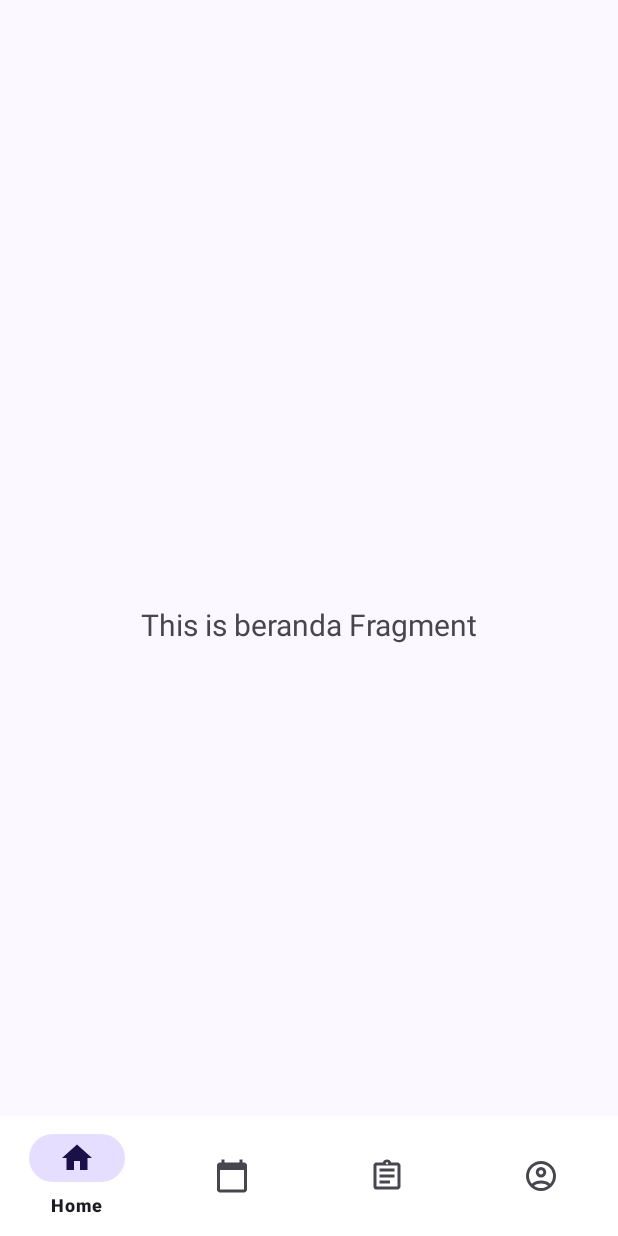
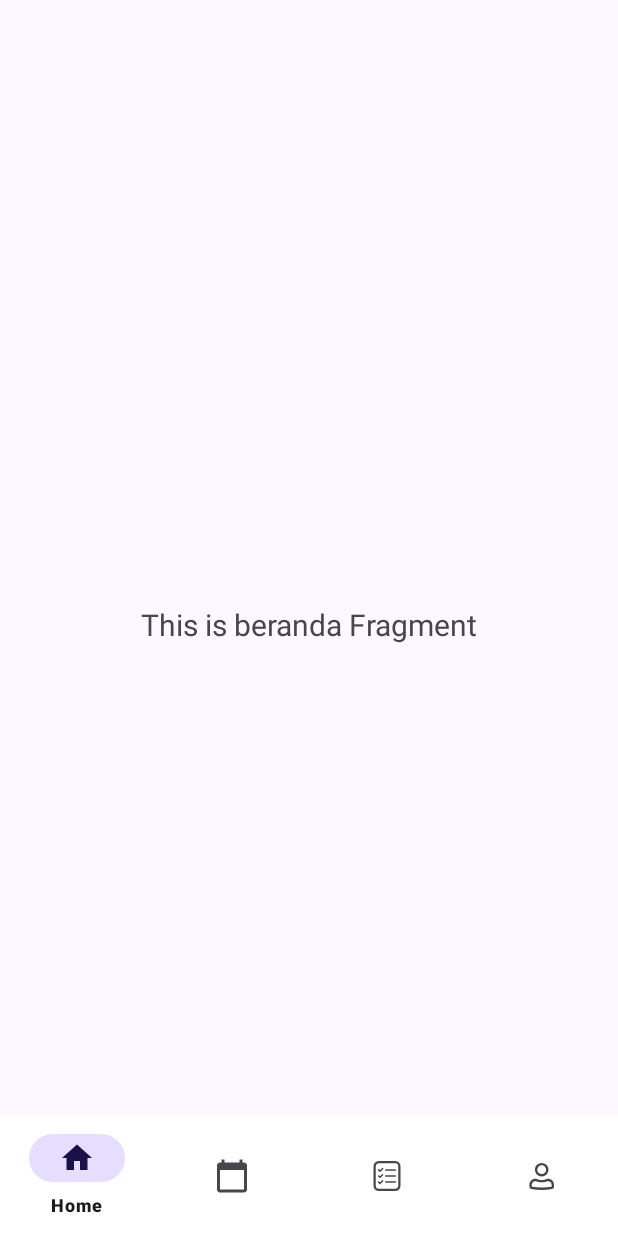
Before and after one commit to fasihll/task-app, an Android app: the screen it shows after launch (MainActivity), on a phone screen of 412 x 824 dp. Run offline under Robolectric (Android 15) with nearby library versions, the phone set to English and light mode, and no system bars; our stand-ins replace navigation-ui.

Commit message:
update icon

```diff
--- a/app/src/main/res/drawable/outline_account_circle_24.xml
+++ b/app/src/main/res/drawable/outline_account_circle_24.xml
@@ -1,5 +1,10 @@
-<vector xmlns:android="http://schemas.android.com/apk/res/android" android:height="24dp" android:tint="#000000" android:viewportHeight="960" android:viewportWidth="960" android:width="24dp">
-
-    <path android:fillColor="@android:color/white" android:pathData="M234,684Q285,645 348,622.5Q411,600 480,600Q549,600 612,622.5Q675,645 726,684Q761,643 780.5,591Q800,539 800,480Q800,347 706.5,253.5Q613,160 480,160Q347,160 253.5,253.5Q160,347 160,480Q160,539 179.5,591Q199,643 234,684ZM480,520Q421,520 380.5,479.5Q340,439 340,380Q340,321 380.5,280.5Q421,240 480,240Q539,240 579.5,280.5Q620,321 620,380Q620,439 579.5,479.5Q539,520 480,520ZM480,880Q397,880 324,848.5Q251,817 197,763Q143,709 111.5,636Q80,563 80,480Q80,397 111.5,324Q143,251 197,197Q251,143 324,111.5Q397,80 480,80Q563,80 636,111.5Q709,143 763,197Q817,251 848.5,324Q880,397 880,480Q880,563 848.5,636Q817,709 763,763Q709,817 636,848.5Q563,880 480,880ZM480,800Q533,800 580,784.5Q627,769 666,740Q627,711 580,695.5Q533,680 480,680Q427,680 380,695.5Q333,711 294,740Q333,769 380,784.5Q427,800 480,800ZM480,440Q506,440 523,423Q540,406 540,380Q540,354 523,337Q506,320 480,320Q454,320 437,337Q420,354 420,380Q420,406 437,423Q454,440 480,440ZM480,380Q480,380 480,380Q480,380 480,380Q480,380 480,380Q480,380 480,380Q480,380 480,380Q480,380 480,380Q480,380 480,380Q480,380 480,380ZM480,740Q480,740 480,740Q480,740 480,740Q480,740 480,740Q480,740 480,740Q480,740 480,740Q480,740 480,740Q480,740 480,740Q480,740 480,740Z"/>
-
+<vector xmlns:android="http://schemas.android.com/apk/res/android"
+    android:width="24dp"
+    android:height="24dp"
+    android:viewportWidth="24"
+    android:viewportHeight="24">
+    <path
+        android:fillColor="#FF8C8C8C"
+        android:fillType="evenOdd"
+        android:pathData="M7.96 7.76c0-0.6 0.12-1.18 0.34-1.73C8.53 5.48 8.86 5 9.28 4.57c0.42-0.42 0.92-0.75 1.46-0.98 0.55-0.22 1.13-0.34 1.73-0.34 0.59 0 1.17 0.12 1.72 0.34 0.55 0.23 1.04 0.56 1.46 0.98 0.42 0.42 0.75 0.91 0.98 1.46 0.23 0.55 0.34 1.13 0.34 1.73 0 1.2-0.47 2.34-1.32 3.18-0.84 0.85-1.99 1.32-3.18 1.32-1.2 0-2.34-0.47-3.19-1.32-0.84-0.84-1.32-1.99-1.32-3.18Zm4.5-2.92c-0.77 0-1.5 0.3-2.06 0.85C9.86 6.24 9.55 7 9.55 7.76c0 0.77 0.3 1.51 0.85 2.06 0.55 0.54 1.3 0.85 2.07 0.85 0.77 0 1.51-0.3 2.06-0.85 0.54-0.55 0.85-1.3 0.85-2.06 0-0.78-0.3-1.52-0.85-2.07-0.55-0.54-1.3-0.85-2.06-0.85Zm-4.23 10.6c-0.64 0-1.24 0.25-1.7 0.7-0.44 0.45-0.69 1.05-0.69 1.69v1.26c0 0.02 0.01 0.03 0.03 0.04 4.37 0.7 8.82 0.7 13.19 0l0.02-0.02 0.01-0.02v-1.26c0-0.64-0.25-1.24-0.7-1.69-0.44-0.45-1.05-0.7-1.68-0.7h-0.36l-0.09 0.01-0.91 0.3c-1.88 0.62-3.9 0.62-5.76 0l-0.92-0.3H8.59 8.23Zm-3.98 2.39c0-1.06 0.42-2.07 1.16-2.81 0.75-0.75 1.76-1.17 2.82-1.17h0.36c0.2 0 0.39 0.03 0.57 0.1l0.92 0.3c1.55 0.5 3.22 0.5 4.77 0l0.92-0.3c0.19-0.07 0.38-0.1 0.58-0.1h0.36c1.05 0 2.06 0.42 2.8 1.17 0.75 0.74 1.17 1.75 1.17 2.8v1.27c0 0.8-0.58 1.48-1.37 1.6-4.53 0.75-9.16 0.75-13.7 0-0.37-0.06-0.72-0.25-0.97-0.55-0.25-0.3-0.39-0.67-0.39-1.05v-1.26Z"/>
 </vector>
--- a/app/src/main/res/drawable/outline_assignment_24.xml
+++ b/app/src/main/res/drawable/outline_assignment_24.xml
@@ -1,5 +1,46 @@
-<vector xmlns:android="http://schemas.android.com/apk/res/android" android:autoMirrored="true" android:height="24dp" android:tint="#000000" android:viewportHeight="24" android:viewportWidth="24" android:width="24dp">
-
-    <path android:fillColor="@android:color/white" android:pathData="M7,15h7v2L7,17zM7,11h10v2L7,13zM7,7h10v2L7,9zM19,3h-4.18C14.4,1.84 13.3,1 12,1c-1.3,0 -2.4,0.84 -2.82,2L5,3c-0.14,0 -0.27,0.01 -0.4,0.04 -0.39,0.08 -0.74,0.28 -1.01,0.55 -0.18,0.18 -0.33,0.4 -0.43,0.64 -0.1,0.23 -0.16,0.49 -0.16,0.77v14c0,0.27 0.06,0.54 0.16,0.78s0.25,0.45 0.43,0.64c0.27,0.27 0.62,0.47 1.01,0.55 0.13,0.02 0.26,0.03 0.4,0.03h14c1.1,0 2,-0.9 2,-2L21,5c0,-1.1 -0.9,-2 -2,-2zM12,2.75c0.41,0 0.75,0.34 0.75,0.75s-0.34,0.75 -0.75,0.75 -0.75,-0.34 -0.75,-0.75 0.34,-0.75 0.75,-0.75zM19,19L5,19L5,5h14v14z"/>
-
+<vector xmlns:android="http://schemas.android.com/apk/res/android"
+    android:width="24dp"
+    android:height="24dp"
+    android:viewportWidth="24"
+    android:viewportHeight="24">
+    <path
+        android:strokeColor="#FF8C8C8C"
+        android:strokeWidth="1"
+        android:strokeLineCap="round"
+        android:strokeLineJoin="round"
+        android:pathData="M6.46 7.92l0.87 0.87 1.75-1.75"/>
+    <path
+        android:strokeColor="#FF8C8C8C"
+        android:strokeWidth="1"
+        android:strokeLineCap="round"
+        android:strokeLineJoin="round"
+        android:pathData="M6.46 12l0.87 0.88 1.75-1.76"/>
+    <path
+        android:strokeColor="#FF8C8C8C"
+        android:strokeWidth="1"
+        android:strokeLineCap="round"
+        android:strokeLineJoin="round"
+        android:pathData="M6.46 16.08l0.87 0.88 1.75-1.75"/>
+    <path
+        android:strokeColor="#FF8C8C8C"
+        android:strokeWidth="1"
+        android:strokeLineCap="round"
+        android:strokeLineJoin="round"
+        android:pathData="M11.13 12h6.41"/>
+    <path
+        android:strokeColor="#FF8C8C8C"
+        android:strokeWidth="1"
+        android:strokeLineCap="round"
+        android:strokeLineJoin="round"
+        android:pathData="M11.13 16.08h6.41"/>
+    <path
+        android:strokeColor="#FF8C8C8C"
+        android:strokeWidth="1"
+        android:strokeLineCap="round"
+        android:strokeLineJoin="round"
+        android:pathData="M11.13 7.92h6.41"/>
+    <path
+        android:strokeColor="#FF8C8C8C"
+        android:strokeWidth="1.5"
+        android:pathData="M3.75 5.5c0-1.52 1.23-2.75 2.75-2.75h11c1.52 0 2.75 1.23 2.75 2.75v13c0 1.52-1.23 2.75-2.75 2.75h-11c-1.52 0-2.75-1.23-2.75-2.75z"/>
 </vector>
```
